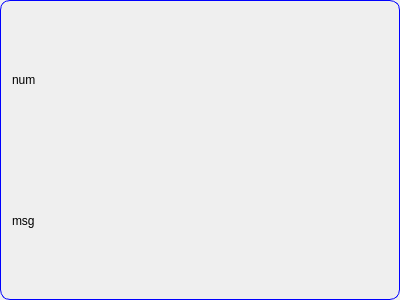
Qt form messagewidget.ui (rdiaz002/MessageRelay-Software) before a commit.
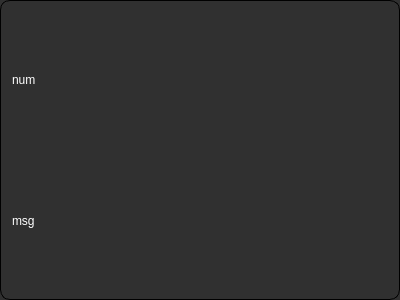
The same form after that commit.

Commit message: added stylesheet to Notification Panel and Message Widgets

What changed in the file:
```diff
--- a/messagewidget.ui
+++ b/messagewidget.ui
@@ -14,11 +14,20 @@
    <string>Form</string>
   </property>
   <property name="styleSheet">
-   <string notr="true">#MessageWidget{border:1px solid blue; border-radius:10px;}</string>
+   <string notr="true">*{
+background-color: #303030;
+color:white;
+}
+QFrame#MessageWidget{border:1px solid ; border-radius:10px;}
+
+</string>
   </property>
   <layout class="QVBoxLayout" name="verticalLayout">
    <item>
     <widget class="QLabel" name="number">
+     <property name="styleSheet">
+      <string notr="true"/>
+     </property>
      <property name="text">
       <string>num</string>
      </property>
```
The commit also changes 2 other files.
